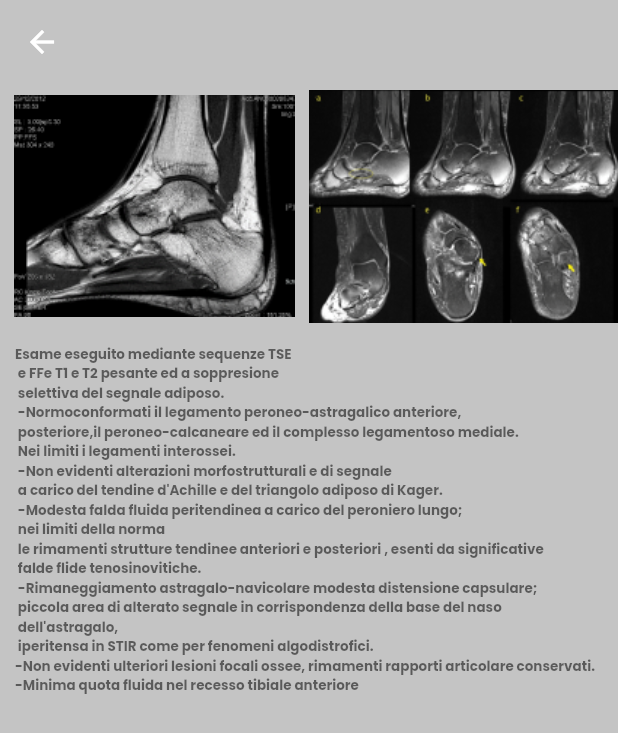
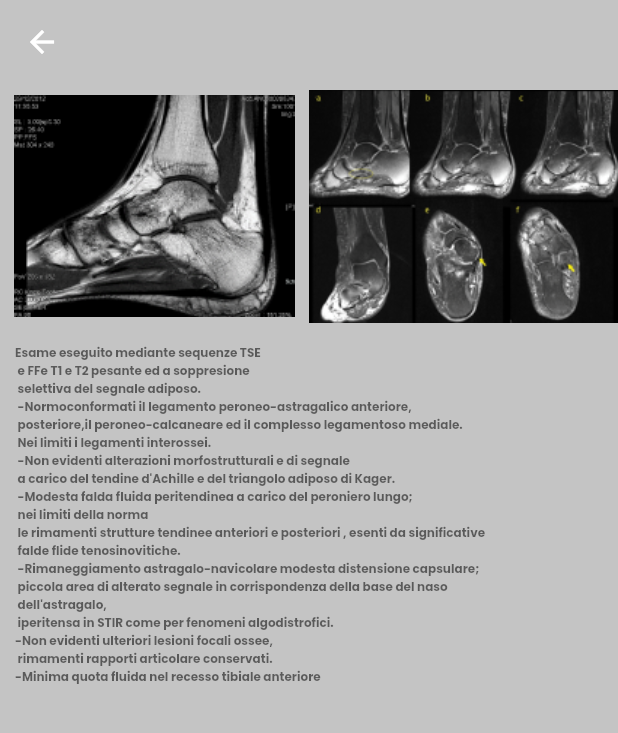
Before and after one commit to sbarto/SANI, a Flutter app: the VisitaRm screen opened directly, on a phone screen of 412 x 824 dp. Shown: the top 733 px of the screen. Run offline on Flutter 3.47's test engine with Material 2 defaults, Android fonts, the phone set to English and light mode, and no system bars; our stand-ins replace firebase_auth, firebase_core, flutter_svg, font_awesome_flutter, google_fonts; accounts and stored records are empty.

Commit message:
testo aggiustato

```diff
--- a/flutter_app_sani/lib/Screens/my_home_page.dart
+++ b/flutter_app_sani/lib/Screens/my_home_page.dart
@@ -33,7 +33,7 @@ class MyHomePage extends StatelessWidget {
                           TextSpan(
                             text: "nella tua cartella sanitaria",
                             style: kTitleStyle.copyWith(
-                              fontSize: 26.0,
+                              fontSize: 24.0,
                             ),
                           ),
                         ],
--- a/flutter_app_sani/lib/details/VisitaRm.dart
+++ b/flutter_app_sani/lib/details/VisitaRm.dart
@@ -32,13 +32,13 @@ class VisitaRm extends StatelessWidget {
                           padding: const EdgeInsets.all(10.0),
                           child: Flexible(
                             child: Text(
-                              'Esame eseguito mediante sequenze TSE \n e FFe T1 e T2 pesante ed a soppresione \n selettiva del segnale adiposo. \n -Normoconformati il legamento peroneo-astragalico anteriore, \n posteriore,il peroneo-calcaneare ed il complesso legamentoso mediale.\n Nei limiti i legamenti interossei. \n -Non evidenti alterazioni morfostrutturali e di segnale \n a carico del tendine d\'Achille e del triangolo adiposo di Kager. \n -Modesta falda fluida peritendinea a carico del peroniero lungo;\n nei limiti della norma \n le rimamenti strutture tendinee anteriori e posteriori , esenti da significative\n falde flide tenosinovitiche.\n -Rimaneggiamento astragalo-navicolare modesta distensione capsulare; \n piccola area di alterato segnale in corrispondenza della base del naso\n dell\'astragalo,\n iperitensa in STIR come per fenomeni algodistrofici.\n-Non evidenti ulteriori lesioni focali ossee, rimamenti rapporti articolare conservati. \n-Minima quota fluida nel recesso tibiale anteriore',
+                              'Esame eseguito mediante sequenze TSE \n e FFe T1 e T2 pesante ed a soppresione \n selettiva del segnale adiposo. \n -Normoconformati il legamento peroneo-astragalico anteriore, \n posteriore,il peroneo-calcaneare ed il complesso legamentoso mediale.\n Nei limiti i legamenti interossei. \n -Non evidenti alterazioni morfostrutturali e di segnale \n a carico del tendine d\'Achille e del triangolo adiposo di Kager. \n -Modesta falda fluida peritendinea a carico del peroniero lungo;\n nei limiti della norma \n le rimamenti strutture tendinee anteriori e posteriori , esenti da significative\n falde flide tenosinovitiche.\n -Rimaneggiamento astragalo-navicolare modesta distensione capsulare; \n piccola area di alterato segnale in corrispondenza della base del naso\n dell\'astragalo,\n iperitensa in STIR come per fenomeni algodistrofici.\n-Non evidenti ulteriori lesioni focali ossee,\n rimamenti rapporti articolare conservati. \n-Minima quota fluida nel recesso tibiale anteriore',
                               overflow: TextOverflow.ellipsis,
                               softWrap: false,
                               style: GoogleFonts.poppins(
                                 textStyle:
                                     Theme.of(context).textTheme.headline4,
-                                fontSize: 9,
+                                fontSize: 8,
                                 color: Colors.black54,
                                 fontWeight: FontWeight.w700,
                               ),
--- a/flutter_app_sani/lib/details/visitaPodologo.dart
+++ b/flutter_app_sani/lib/details/visitaPodologo.dart
@@ -34,7 +34,7 @@ class VisitaPodologo extends StatelessWidget {
                             ' In seguito ad esame Baropodometrico si evidenzia \n carico in maggioranza sull’arcata esterna del piede Dx \n con particolare attenzione ad un iniziale \n valgismo dell’alluce DX',
                             style: GoogleFonts.poppins(
                               textStyle: Theme.of(context).textTheme.headline4,
-                              fontSize: 12,
+                              fontSize: 11,
                               color: Colors.black54,
                               fontWeight: FontWeight.w700,
                             ),
--- a/flutter_app_sani/pubspec.yaml
+++ b/flutter_app_sani/pubspec.yaml
@@ -32,8 +32,9 @@ dependencies:
   flutter_svg: ^0.19.1
   firebase_core: ^1.14.0
   firebase_auth: ^3.3.3
+
+  readmore: ^2.1.0
   font_awesome_flutter: ^10.1.0
-  readmore: ^2.1.0
 
 
 
```
